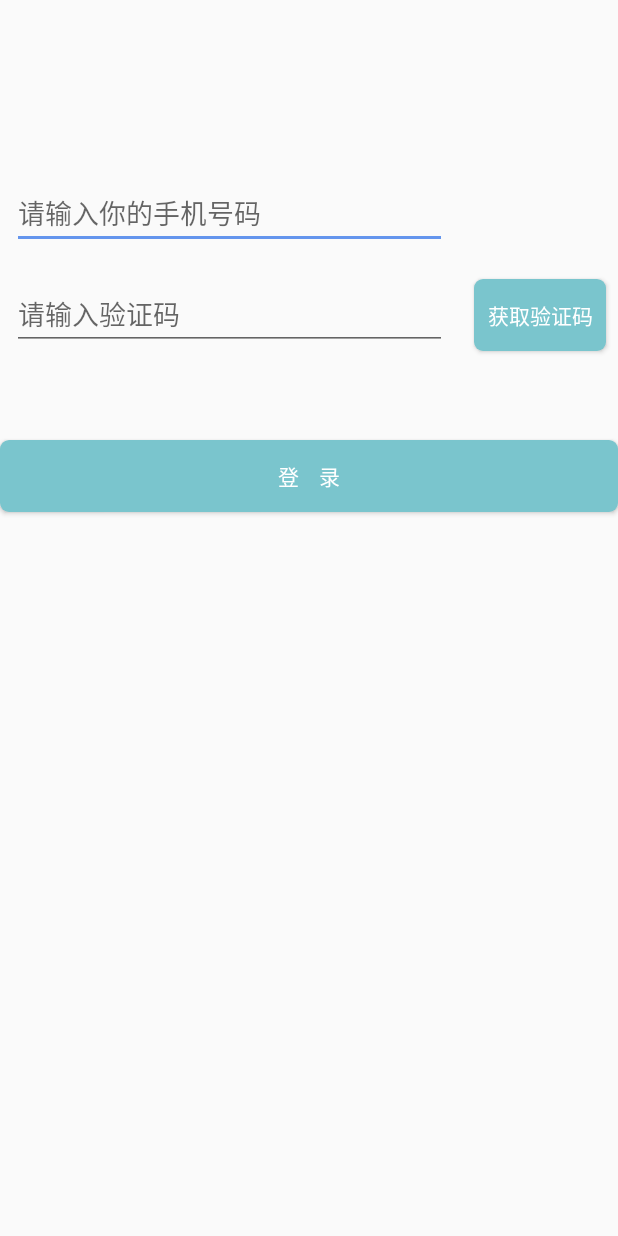
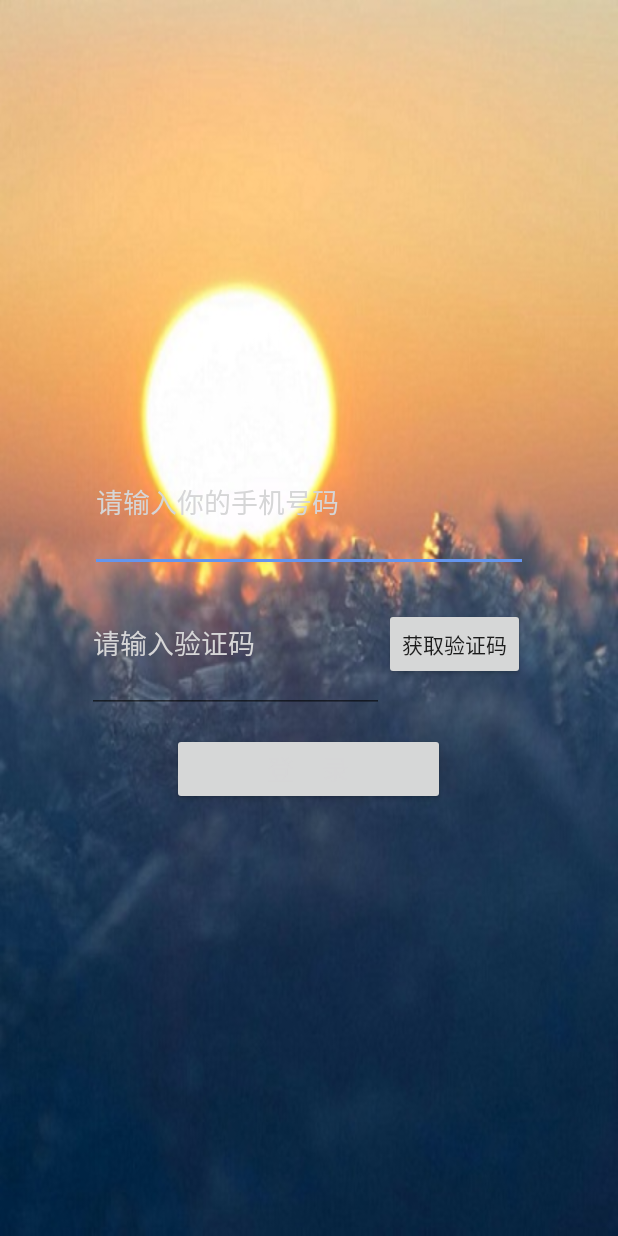
Before and after one commit to U-TIME-app/myapp, an Android app: the screen it shows after launch (LoginActivity), on a phone screen of 412 x 824 dp. Run offline under Robolectric (Android 15) with nearby library versions, the phone set to English and light mode, and no system bars; libraries missing offline, so code that uses them is left out: cn.smssdk; 3 statements that could not run were skipped.

Commit message:
样式，背景图片可能需要换

```diff
--- a/MyApplication/app/src/main/res/layout/activity_login.xml
+++ b/MyApplication/app/src/main/res/layout/activity_login.xml
@@ -4,61 +4,77 @@
     xmlns:tools="http://schemas.android.com/tools"
     android:layout_width="match_parent"
     android:layout_height="match_parent"
-    tools:context="com.example.myapplication.LoginActivity">
+    tools:context="com.example.myapplication.LoginActivity"
+    android:background="@drawable/img4">
 
+
+    <LinearLayout
+        android:id="@+id/linearLayout2"
+        android:layout_width="0dp"
+        android:layout_height="0dp"
+        android:layout_marginBottom="8dp"
+        android:layout_marginEnd="8dp"
+        android:layout_marginStart="8dp"
+        android:layout_marginTop="8dp"
+        android:gravity="center_vertical|center_horizontal"
+        android:orientation="vertical"
+        app:layout_constraintBottom_toBottomOf="parent"
+        app:layout_constraintEnd_toEndOf="parent"
+        app:layout_constraintHorizontal_bias="0.0"
+        app:layout_constraintStart_toStartOf="parent"
+        app:layout_constraintTop_toTopOf="parent"
+        app:layout_constraintVertical_bias="0.0">
 
         <EditText
             android:id="@+id/phone_number"
-        android:layout_width="0dp"
+            android:layout_width="292dp"
             android:layout_height="wrap_content"
-        android:layout_marginStart="8dp"
-        android:layout_marginLeft="8dp"
-        android:layout_marginTop="118dp"
             android:hint="请输入你的手机号码"
             android:inputType="phone"
-        app:layout_constraintEnd_toEndOf="@+id/verification_code"
-        app:layout_constraintStart_toStartOf="parent"
-        app:layout_constraintTop_toTopOf="parent" />
+            android:paddingBottom="50px"
+            android:paddingTop="50px"
+            android:textColorHint="@color/smssdk_black" />
+
+        <LinearLayout
+            android:layout_width="296dp"
+            android:layout_height="wrap_content"
+            android:orientation="horizontal"
+            android:paddingBottom="20px">
 
             <EditText
                 android:id="@+id/verification_code"
-        android:layout_width="0dp"
+                android:layout_width="198dp"
                 android:layout_height="wrap_content"
-        android:layout_marginEnd="18dp"
-        android:layout_marginRight="18dp"
-        android:layout_marginLeft="8dp"
-        android:layout_marginStart="8dp"
-        android:layout_marginTop="19dp"
                 android:hint="请输入验证码"
                 android:inputType="number"
-        app:layout_constraintEnd_toStartOf="@+id/button_send_verification_code"
-        app:layout_constraintStart_toStartOf="parent"
-        app:layout_constraintTop_toBottomOf="@+id/phone_number" />
+                android:paddingBottom="50px"
+                android:paddingTop="50px"
+                android:textColor="@color/smssdk_black"
+                android:textColorHint="@color/smssdk_black" />
 
             <Button
                 android:id="@+id/button_send_verification_code"
                 android:layout_width="wrap_content"
                 android:layout_height="wrap_content"
-        android:layout_marginEnd="8dp"
-        android:layout_marginRight="18dp"
-        android:text="获取验证码"
-        android:background="@drawable/corner"
-        android:textColor="@color/wihte"
-        app:layout_constraintBaseline_toBaselineOf="@+id/verification_code"
-        app:layout_constraintEnd_toEndOf="parent"
-        app:layout_constraintStart_toEndOf="@+id/verification_code" />
+                android:topLeftRadius="16dip"
+                android:topRightRadius="16dip"
+                android:bottomLeftRadius="16dip"
+                android:bottomRightRadius="16dip"
+                android:text="获取验证码" />
+        </LinearLayout>
 
         <Button
             android:id="@+id/button_login"
-        android:layout_width="0dp"
+            android:layout_width="182dp"
             android:layout_height="wrap_content"
-        android:layout_marginTop="59dp"
+            android:bottomLeftRadius="16dip"
+            android:bottomRightRadius="16dip"
             android:text="登    录"
-        android:textColor="@color/wihte"
-        android:background="@drawable/corner"
-        app:layout_constraintEnd_toEndOf="parent"
-        app:layout_constraintStart_toStartOf="parent"
-        app:layout_constraintTop_toBottomOf="@+id/button_send_verification_code" />
+            android:textColor="@color/smssdk_black"
+            android:textSize="18sp"
+            android:topLeftRadius="16dip"
+            android:topRightRadius="16dip" />
 
 
+    </LinearLayout>
 </android.support.constraint.ConstraintLayout>
```
Lines whose indentation alone changed are shown as unchanged.
